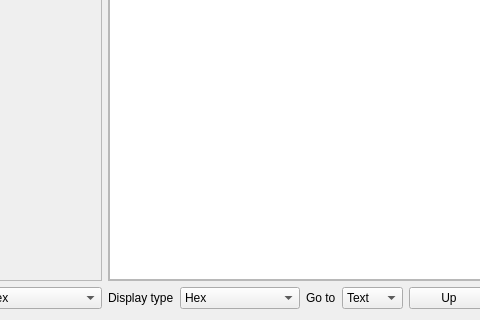
The window that src/memorytab.ui (mortbopet/Ripes) describes before a commit, drawn with Qt 5; both pictures show x 101 to 581 and y 95 to 415 of the 687 by 415 pixel window.
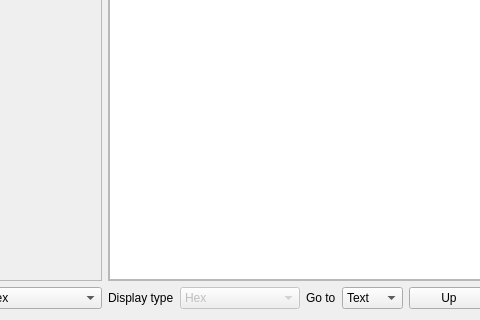
The same window after the commit.

Commit message: Create a basic memory-view in MemoryTab

```diff
--- a/src/memorytab.ui
+++ b/src/memorytab.ui
@@ -172,6 +172,9 @@
          </item>
          <item>
           <widget class="QComboBox" name="comboBox">
+           <property name="enabled">
+            <bool>false</bool>
+           </property>
            <item>
             <property name="text">
              <string>Hex</string>
```
Left out of the diff: 2 changed lines with no effect on the pictures. The commit also changes 2 other files.
